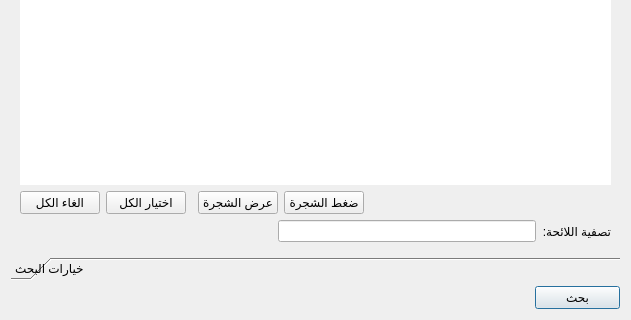
Qt form src/shamelasearchwidget.ui (boussouira/albahhet) before a commit; both pictures show x 0 to 631 and y 229 to 549 of the 631 by 549 pixel window.
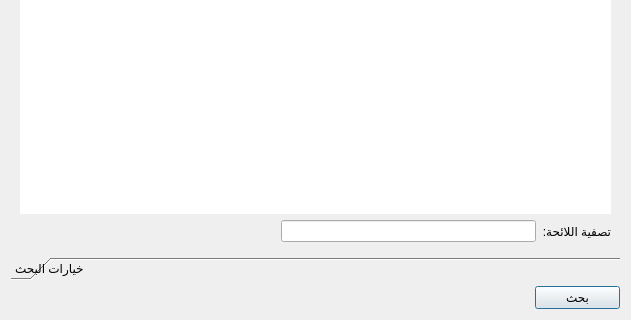
The same form after that commit. Icons and pictures are not drawn. Custom widgets are drawn as their Qt base class.

```diff
--- a/src/shamelasearchwidget.ui
+++ b/src/shamelasearchwidget.ui
@@ -151,71 +151,16 @@
          </property>
         </widget>
        </item>
-       <item>
-        <layout class="QHBoxLayout" name="horizontalLayout_4">
-         <item>
-          <widget class="QWidget" name="widgetSelectedFilter" native="true">
-           <layout class="QHBoxLayout" name="horizontalLayout_3">
-            <property name="margin">
-             <number>0</number>
-            </property>
-           </layout>
-          </widget>
-         </item>
-         <item>
-          <spacer name="horizontalSpacer_3">
-           <property name="orientation">
-            <enum>Qt::Horizontal</enum>
-           </property>
-           <property name="sizeHint" stdset="0">
-            <size>
-             <width>40</width>
-             <height>20</height>
-            </size>
-           </property>
-          </spacer>
-         </item>
-         <item>
-          <widget class="QPushButton" name="pushCollapseTree">
-           <property name="text">
-            <string>ضغط الشجرة</string>
-           </property>
-          </widget>
-         </item>
-         <item>
-          <widget class="QPushButton" name="pushExpandTree">
-           <property name="text">
-            <string>عرض الشجرة</string>
-           </property>
-          </widget>
-         </item>
-         <item>
-          <widget class="Line" name="line">
-           <property name="orientation">
-            <enum>Qt::Horizontal</enum>
-           </property>
-          </widget>
-         </item>
-         <item>
-          <widget class="QPushButton" name="pushSelectAll">
-           <property name="text">
-            <string>اختيار الكل</string>
-           </property>
-          </widget>
-         </item>
-         <item>
-          <widget class="QPushButton" name="pushUnSelectAll">
-           <property name="text">
-            <string>الغاء الكل</string>
-           </property>
-          </widget>
-         </item>
-        </layout>
-       </item>
        <item>
         <layout class="QHBoxLayout" name="horizontalLayout">
          <item>
           <widget class="QLabel" name="label_4">
+           <property name="sizePolicy">
+            <sizepolicy hsizetype="Maximum" vsizetype="Preferred">
+             <horstretch>0</horstretch>
+             <verstretch>0</verstretch>
+            </sizepolicy>
+           </property>
            <property name="text">
             <string>تصفية اللائحة:</string>
            </property>
@@ -231,6 +176,15 @@
            </property>
           </widget>
          </item>
+         <item>
+          <widget class="QWidget" name="widgetSelectedFilter" native="true">
+           <layout class="QHBoxLayout" name="horizontalLayout_3">
+            <property name="margin">
+             <number>0</number>
+            </property>
+           </layout>
+          </widget>
+         </item>
          <item>
           <spacer name="horizontalSpacer">
            <property name="orientation">
@@ -254,7 +208,7 @@
         <x>0</x>
         <y>0</y>
         <width>613</width>
-        <height>332</height>
+        <height>335</height>
        </rect>
       </property>
       <attribute name="label">
```
